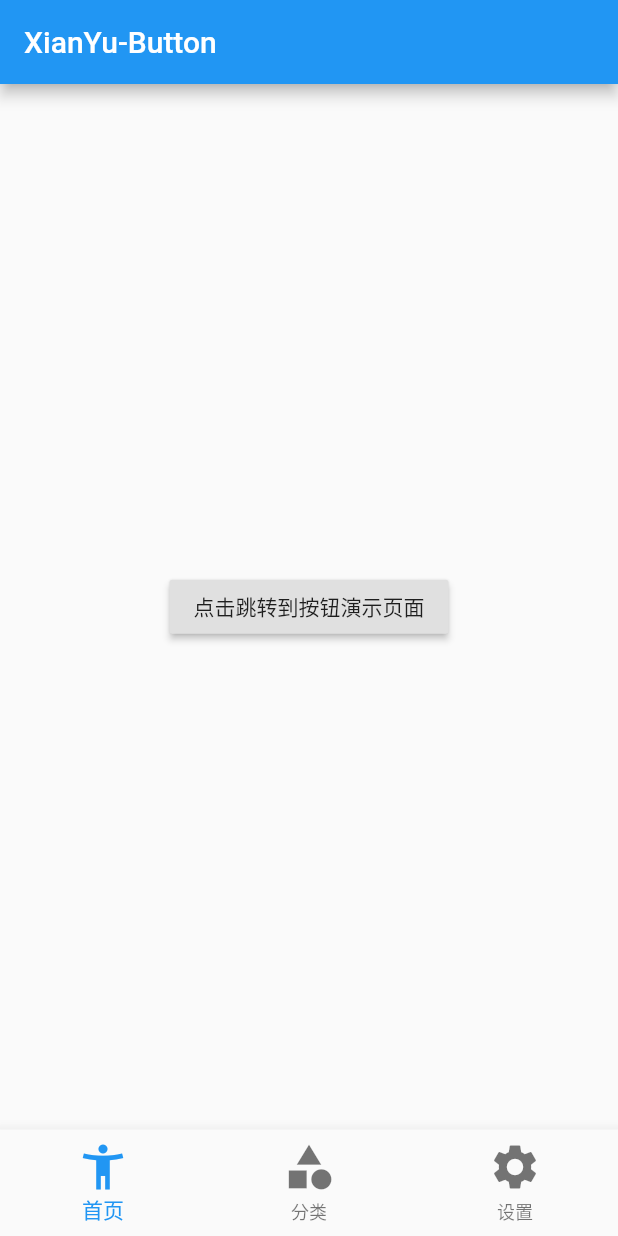
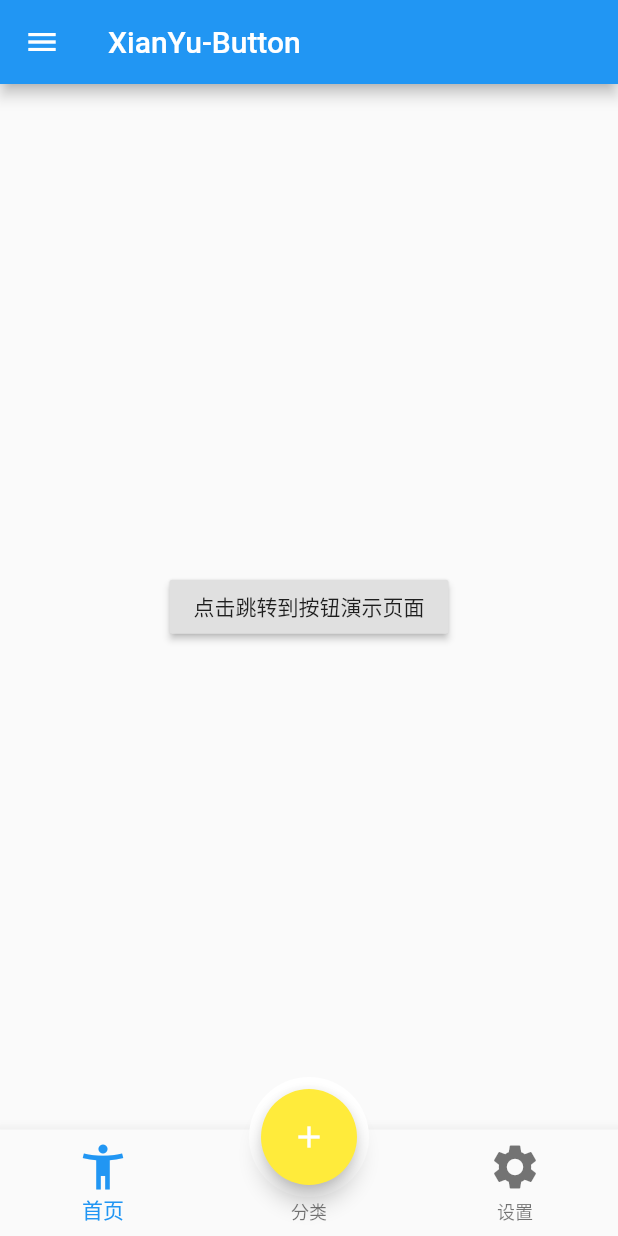
Before and after one commit to chatgpt10/flutter_xianyuButton, a Flutter app: the screen it shows after launch, on a phone screen of 412 x 824 dp. Run offline on Flutter 3.47's test engine with Material 2 defaults, Android fonts, the light colour scheme and no system bars.

Commit message:
feat:实现咸鱼按钮

```diff
--- a/lib/pages/Tabs.dart
+++ b/lib/pages/Tabs.dart
@@ -25,6 +25,7 @@ class _TabsState extends State<Tabs> {
         title: Text("XianYu-Button"),
       ),
       body: this._pageList[this._currentIndex],
+      // 底部导航
       bottomNavigationBar: BottomNavigationBar(
         currentIndex: this._currentIndex, //当前选中的按钮
         onTap: (int index) {
@@ -49,6 +50,77 @@ class _TabsState extends State<Tabs> {
           ),
         ],
       ),
+      //  侧边抽屉显示个人信息
+      drawer: Drawer(
+        child: Column(children: <Widget>[
+          Row(
+            children: <Widget>[
+              Expanded(
+                child: UserAccountsDrawerHeader(
+                  accountName: Text("我是咸鱼"),
+                  accountEmail: Text("191369883@qq.com"),
+                  currentAccountPicture: CircleAvatar(
+                    backgroundImage: NetworkImage(
+                        "https://gimg2.baidu.com/image_search/src=http%3A%2F%2Fc-ssl.duitang.com%2Fuploads%2Fblog%2F202106%2F16%2F20210616221014_875a8.thumb.1000_0.jpg&refer=http%3A%2F%2Fc-ssl.duitang.com&app=2002&size=f9999,10000&q=a80&n=0&g=0n&fmt=auto?sec=1655951852&t=4f79946c719c0cacfed49fc93cb61edb"),
+                  ),
+                  decoration: BoxDecoration(
+                    image: DecorationImage(
+                        image: NetworkImage(
+                            "https://gimg2.baidu.com/image_search/src=http%3A%2F%2Fc-ssl.duitang.com%2Fuploads%2Fblog%2F202106%2F16%2F20210616100831_818e8.thumb.1000_0.jpg&refer=http%3A%2F%2Fc-ssl.duitang.com&app=2002&size=f9999,10000&q=a80&n=0&g=0n&fmt=auto?sec=1655951852&t=e25f2fb683945a21bff550cb911fce2f"),
+                        fit: BoxFit.cover),
+                  ),
+                  // otherAccountsPictures: <Widget>[
+                  //   Image.network(
+                  //       "https://www.itying.com/images/flutter/4.png"),
+                  //   Image.network(
+                  //       "https://www.itying.com/images/flutter/5.png"),
+                  // ],
+                ),
+              ),
+            ],
+          ),
+          ListTile(
+            leading: CircleAvatar(child: Icon(Icons.home)),
+            title: Text("我的空间"),
+          ),
+          Divider(),
+          ListTile(
+            leading: CircleAvatar(child: Icon(Icons.people)),
+            title: Text("用户中心"),
+            onTap: () {
+              Navigator.of(context).pop(); //隐藏侧边栏
+              Navigator.pushNamed(context, '/user');
+            },
+          ),
+          Divider(),
+          ListTile(
+            leading: CircleAvatar(child: Icon(Icons.settings)),
+            title: Text("设置中心"),
+          ),
+          Divider(),
+        ]),
+      ),
+      // 模拟悬浮按钮
+      floatingActionButton: Container(
+        height: 80,
+        width: 80,
+        padding: EdgeInsets.all(8),
+        margin: EdgeInsets.only(top: 10),
+        decoration: BoxDecoration(
+          borderRadius: BorderRadius.circular(40),
+          color: Colors.white,
+        ),
+        child: FloatingActionButton(
+          child: Icon(Icons.add),
+          onPressed: () {
+            setState(() {
+              this._currentIndex = 1;
+            });
+          },
+          backgroundColor: this._currentIndex == 1 ? Colors.red : Colors.yellow,
+        ),
+      ),
+      floatingActionButtonLocation: FloatingActionButtonLocation.centerDocked,
     );
   }
 }
```
